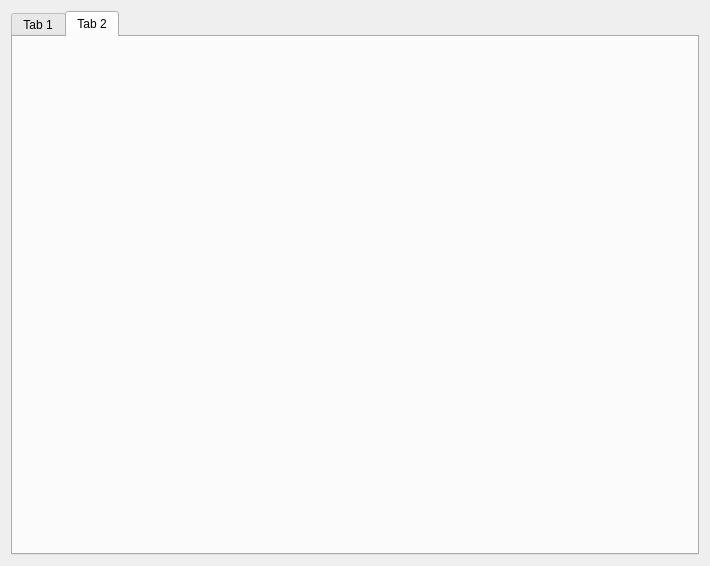
Before: the Qt Designer form daq-desktop/WidgetStationPage.ui in xukangmin/OpenSerialDAQ, drawn with Qt 5.
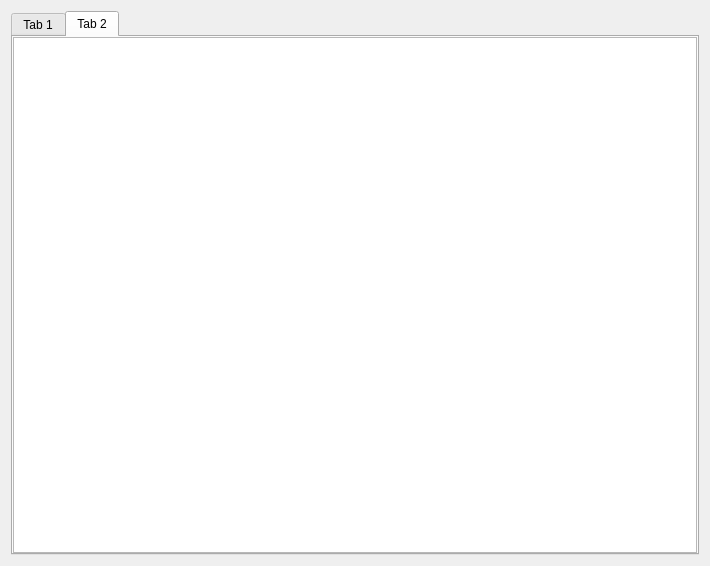
After: the same form once the commit is applied. The open tabs and pages were chosen to show the change.

The edit to the form file:
```diff
--- a/daq-desktop/WidgetStationPage.ui
+++ b/daq-desktop/WidgetStationPage.ui
@@ -28,6 +28,26 @@
       <attribute name="title">
        <string>Tab 2</string>
       </attribute>
+      <layout class="QGridLayout" name="gridLayout_2">
+       <property name="leftMargin">
+        <number>0</number>
+       </property>
+       <property name="topMargin">
+        <number>0</number>
+       </property>
+       <property name="rightMargin">
+        <number>0</number>
+       </property>
+       <property name="bottomMargin">
+        <number>0</number>
+       </property>
+       <property name="spacing">
+        <number>0</number>
+       </property>
+       <item row="0" column="0">
+        <widget class="QTableView" name="tableView"/>
+       </item>
+      </layout>
      </widget>
     </widget>
    </item>
```
Left out of the diff: 4 changed lines with no effect on the pictures.
